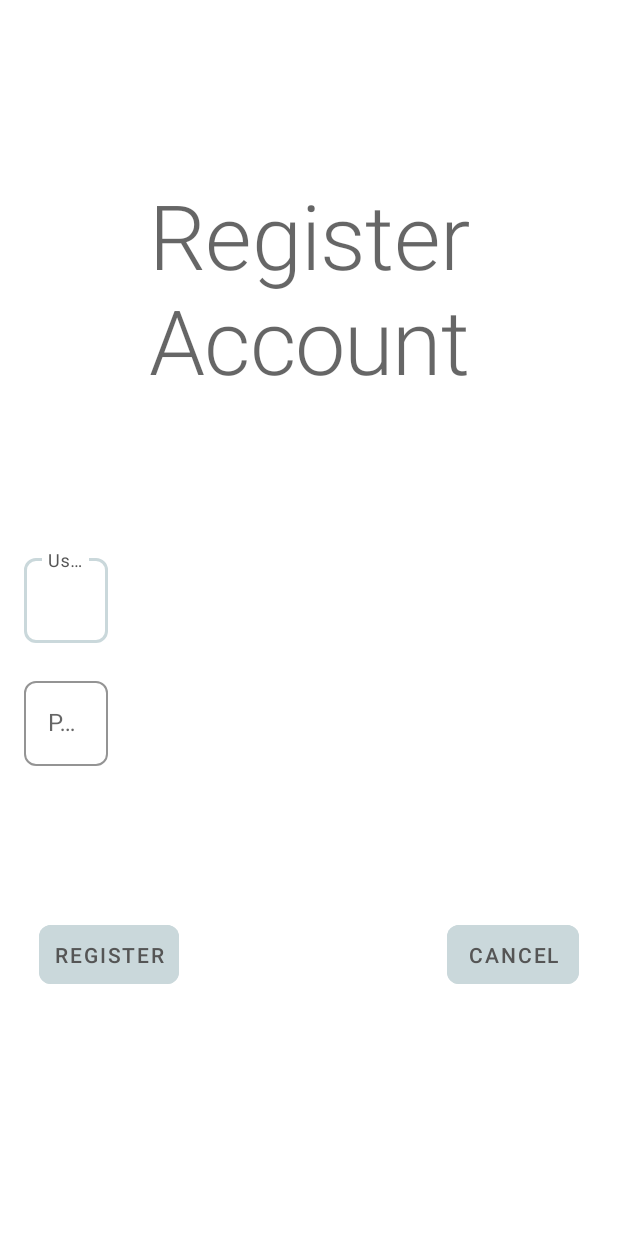
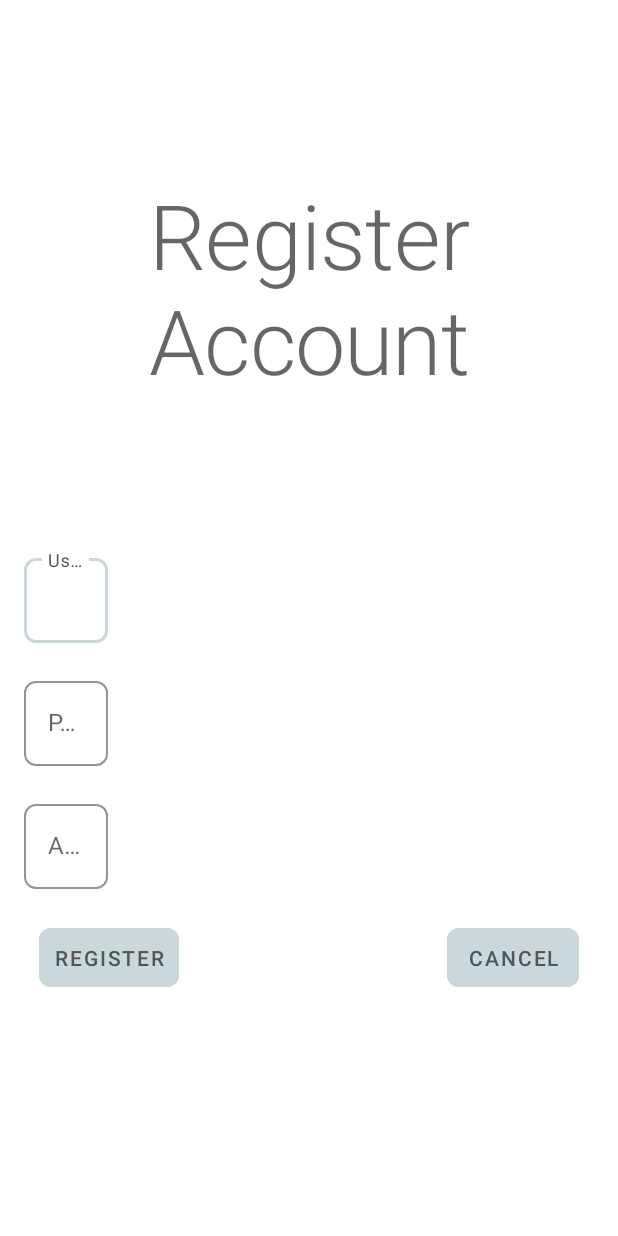
Before and after one commit to brapana/Bank, an Android app: the RegisterActivity screen opened directly, with no data from a screen before it, on a phone screen of 412 x 824 dp. Run offline under Robolectric (Android 15) with nearby library versions, the phone set to English and light mode, and no system bars.

Commit message:
Added intial balance to register

```diff
--- a/app/src/main/res/layout/activity_register.xml
+++ b/app/src/main/res/layout/activity_register.xml
@@ -86,14 +86,43 @@
         <Space
             android:id="@+id/spacer4"
             android:layout_width="match_parent"
-            android:layout_height="@dimen/spacer"
+            android:layout_height="@dimen/spacer_small"
             android:layout_below="@id/layout2" />
+
+        <com.google.android.material.textfield.TextInputLayout
+            android:id="@+id/layout3"
+            android:layout_width="match_parent"
+            android:layout_height="wrap_content"
+            android:layout_below="@id/spacer4"
+            app:hintEnabled="true">
+
+            <com.google.android.material.textfield.TextInputEditText
+                android:id="@+id/intial_balance"
+                android:layout_width="wrap_content"
+                android:layout_height="wrap_content"
+                android:hint="@string/amount"
+                android:imeOptions="actionDone"
+                android:layout_below="@+id/username"
+                android:maxLength="127"
+                android:maxLines="1"
+                android:lines="1"
+                android:singleLine="true"
+                android:inputType="textPassword"
+                android:ems="20"/>
+
+        </com.google.android.material.textfield.TextInputLayout>
+
+        <Space
+            android:id="@+id/spacer5"
+            android:layout_width="match_parent"
+            android:layout_height="@dimen/spacer_small"
+            android:layout_below="@id/layout3" />
 
         <Button
             android:id="@+id/register_button"
             android:layout_width="wrap_content"
             android:layout_height="wrap_content"
-            android:layout_below="@id/spacer4"
+            android:layout_below="@id/spacer5"
             android:layout_alignParentStart="true"
             android:layout_marginStart="@dimen/button_margin"
             android:text="@string/register" />
@@ -102,7 +131,7 @@
             android:id="@+id/cancel_button"
             android:layout_width="wrap_content"
             android:layout_height="wrap_content"
-            android:layout_below="@id/spacer4"
+            android:layout_below="@id/spacer5"
             android:layout_alignParentEnd="true"
             android:layout_marginEnd="@dimen/button_margin"
             android:text="@string/cancel" />
```
